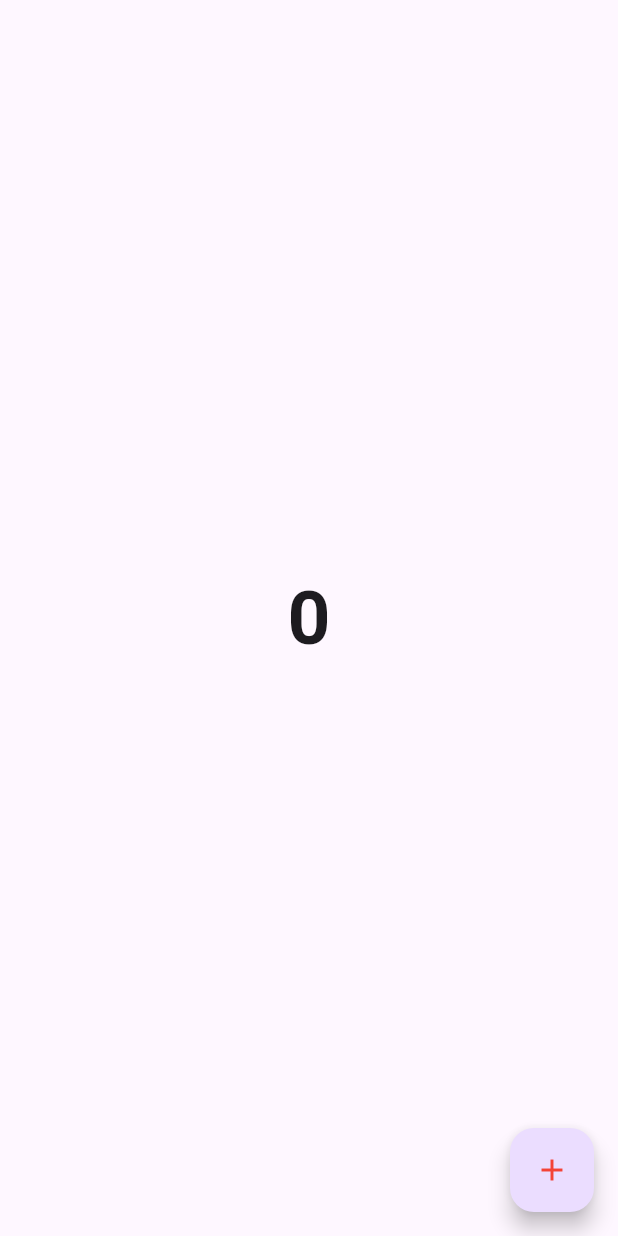
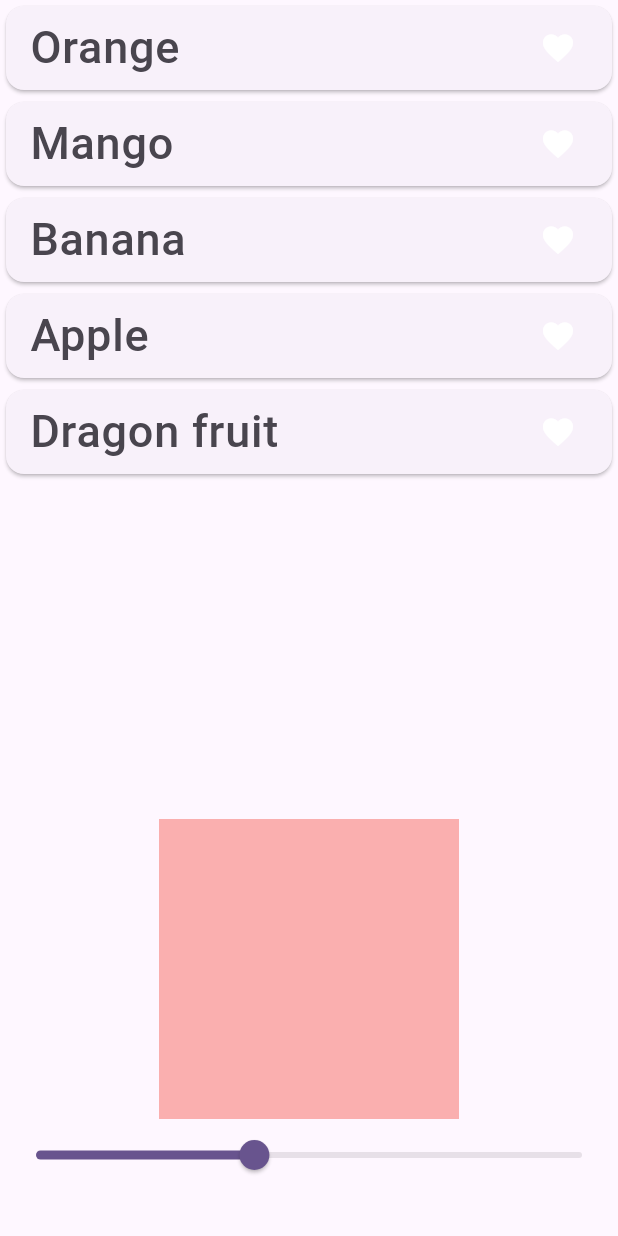
Before and after one commit to saliq03/GetX-Practice, a Flutter app: the screen it shows after launch, on a phone screen of 412 x 824 dp. Run offline on Flutter 3.47's test engine with Material 3 defaults, Android fonts, the phone set to English and light mode, and no system bars; our stand-ins replace get.

Commit message:
managing list data

```diff
--- a/lib/management/counter_controller.dart
+++ b/lib/management/counter_controller.dart
@@ -4,6 +4,6 @@ class countercontroller extends GetxController{
   RxInt counter=0.obs;
 
   IncrementCounter(){
-    counter++;
+    counter.value++;
   }
 }
--- /dev/null
+++ b/lib/management/fruits_controller.dart
@@ -0,0 +1,19 @@
+import 'package:get/get.dart';
+
+class FruitsController extends GetxController{
+  RxList<String> fruits=["Orange","Mango","Banana","Apple","Dragon fruit"].obs;
+  RxList<dynamic> favFruits=[].obs;
+
+
+  RxDouble  opacity=.4.obs;
+  changeOpacity(double value){
+    opacity.value=value;
+  }
+  AddtoFavourite(String fruit){
+    favFruits.add(fruit);
+  }
+
+  RemovefromFavourite(String fruit){
+    favFruits.remove(fruit);
+  }
+}
--- a/lib/statemangement.dart
+++ b/lib/statemangement.dart
@@ -4,6 +4,7 @@ import 'package:flutter/cupertino.dart';
 import 'package:flutter/material.dart';
 import 'package:get/get.dart';
 import 'package:get/get_core/src/get_main.dart';
+import 'package:getx_practice/management/fruits_controller.dart';
 
 
 import 'management/counter_controller.dart';
@@ -16,21 +17,53 @@ class StateManagement extends StatefulWidget{
   class _StateManagementState extends State<StateManagement>{
    final countercontroller controller= Get.put(countercontroller());
   int counter=0;
+
+  final FruitsController fruitsController=Get.put(FruitsController());
   @override
   Widget build(BuildContext context) {
     print("rebuild");
     return Scaffold(
-      body: Center(
-        child: Container(
-          child: Obx((){
-            return Text(controller.counter.toString(),style: TextStyle(fontSize: 50,fontWeight: FontWeight.bold),);
-          })
-        ),
-      ),
+      body: Column(
+        children: [
+          Expanded(
+            child: ListView.builder(itemCount: fruitsController.fruits.length,
+                itemBuilder: (context,index){
+                  return Card(
+                    child: ListTile(
+                      onTap: (){
+                      if(fruitsController.favFruits.contains(fruitsController.fruits[index])){
+                        fruitsController.RemovefromFavourite(fruitsController.fruits[index]);
+                      }
+                      else{
+                        fruitsController.AddtoFavourite(fruitsController.fruits[index]);
+                      }
+                      },
+                      leading: Text(fruitsController.fruits[index],style: TextStyle(fontSize: 30),),
+                     trailing: Obx(()=>Icon(Icons.favorite,color: fruitsController.favFruits.contains(fruitsController.fruits[index])? Colors.red:Colors.white,))
+                    ),
+                  );
+                }),
+          ),
 
-      floatingActionButton: FloatingActionButton(onPressed: (){
-      controller.IncrementCounter();
-      },child: Icon(Icons.add,color: Colors.red,),),
+          Obx(()=>Container(height: 200,width: 200,color: Colors.red.withOpacity(fruitsController.opacity.value),)),
+          Obx(()=>Slider(value: fruitsController.opacity.value, onChanged: (value){
+    fruitsController.changeOpacity(value);
+    })),
+          SizedBox(height: 30,)
+        ],
+      )
+
+      // Center(
+      //   child: Container(
+      //     child: Obx((){
+      //       return Text(controller.counter.value.toString(),style: TextStyle(fontSize: 50,fontWeight: FontWeight.bold),);
+      //     })
+      //   ),
+      // ),
+
+      // floatingActionButton: FloatingActionButton(onPressed: (){
+      // controller.IncrementCounter();
+      // },child: Icon(Icons.add,color: Colors.red,),),
     );
   }
 
```
